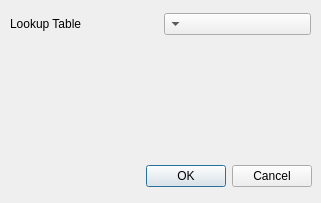
This is trunk/LUTDialog.ui in gofigure2/GoFigure2 as Qt 5 draws it before an edit. The edited form follows.
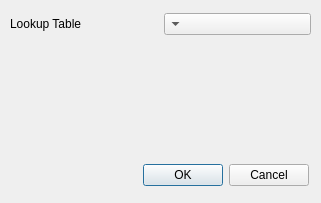
This is the edited form. Custom widgets are drawn as their Qt base class.

Commit message: Resize is now working fine for QGoLUTDialog and QGoMainWindow

What changed in the file:
```diff
--- a/trunk/LUTDialog.ui
+++ b/trunk/LUTDialog.ui
@@ -12,25 +12,6 @@
   <property name="windowTitle" >
    <string>Dialog</string>
   </property>
-  <widget class="QDialogButtonBox" name="buttonBox" >
-   <property name="geometry" >
-    <rect>
-     <x>60</x>
-     <y>160</y>
-     <width>252</width>
-     <height>32</height>
-    </rect>
-   </property>
-   <property name="orientation" >
-    <enum>Qt::Horizontal</enum>
-   </property>
-   <property name="standardButtons" >
-    <set>QDialogButtonBox::Cancel|QDialogButtonBox::Ok</set>
-   </property>
-   <property name="centerButtons" >
-    <bool>false</bool>
-   </property>
-  </widget>
   <widget class="QVTKWidget" name="qvtkWidget" >
    <property name="geometry" >
     <rect>
@@ -79,6 +60,44 @@
     </item>
    </layout>
   </widget>
+  <widget class="QWidget" name="" >
+   <property name="geometry" >
+    <rect>
+     <x>11</x>
+     <y>161</y>
+     <width>298</width>
+     <height>28</height>
+    </rect>
+   </property>
+   <layout class="QHBoxLayout" name="horizontalLayout_2" >
+    <item>
+     <spacer name="horizontalSpacer" >
+      <property name="orientation" >
+       <enum>Qt::Horizontal</enum>
+      </property>
+      <property name="sizeHint" stdset="0" >
+       <size>
+        <width>166</width>
+        <height>20</height>
+       </size>
+      </property>
+     </spacer>
+    </item>
+    <item>
+     <widget class="QDialogButtonBox" name="buttonBox" >
+      <property name="orientation" >
+       <enum>Qt::Horizontal</enum>
+      </property>
+      <property name="standardButtons" >
+       <set>QDialogButtonBox::Cancel|QDialogButtonBox::Ok</set>
+      </property>
+      <property name="centerButtons" >
+       <bool>false</bool>
+      </property>
+     </widget>
+    </item>
+   </layout>
+  </widget>
  </widget>
  <customwidgets>
   <customwidget>
```
The commit also changes 4 other files.
